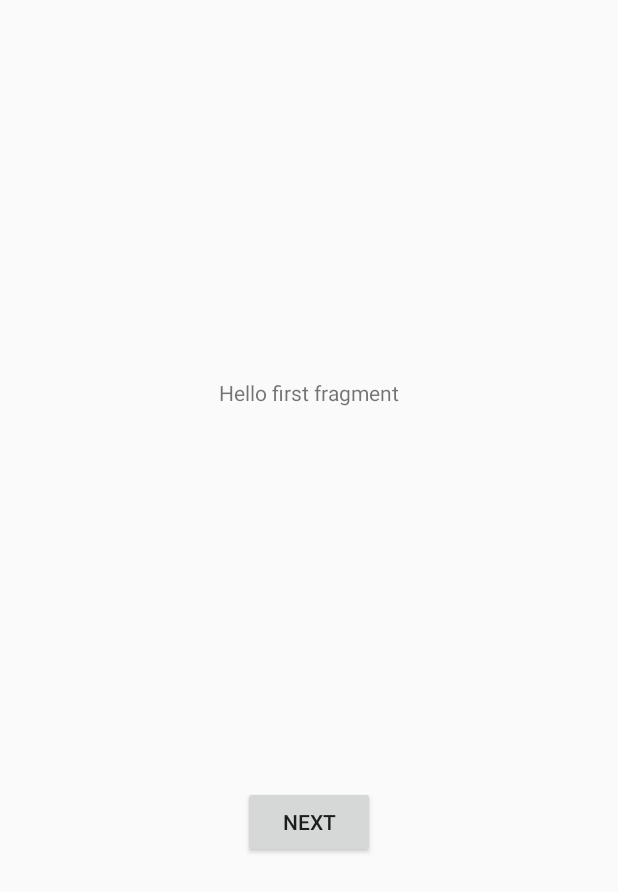
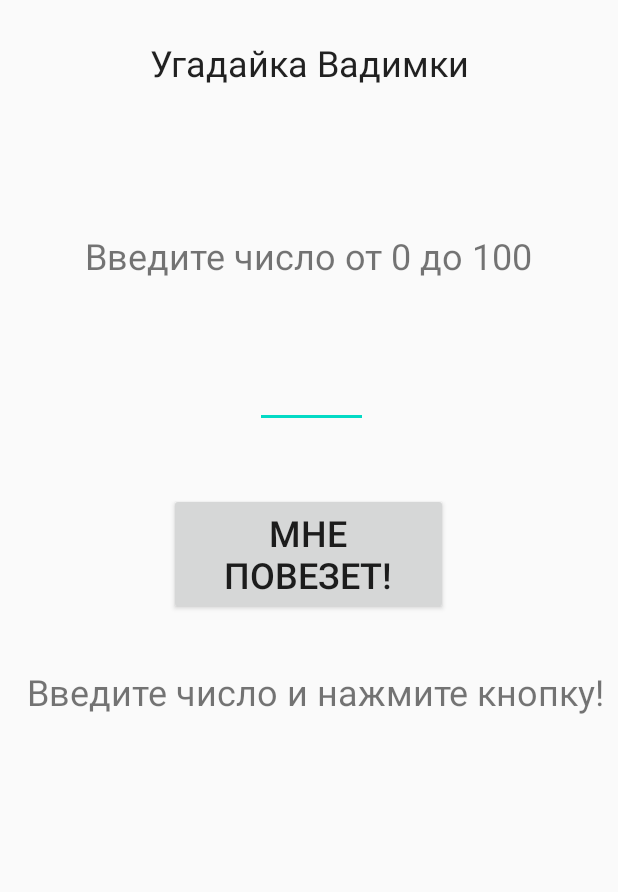
Before and after one commit to SVadimko/Guess_game, an Android app: the layout fragment_first.xml on its own in the app's theme, with its tools: preview values and no code run, on a phone screen of 412 x 824 dp. Shown: the top 892 px of the screen. Run offline under Robolectric (Android 15) with nearby library versions, the phone set to English and light mode, and no system bars.

Commit message:
create gui

```diff
--- a/app/src/main/res/layout/activity_main.xml
+++ b/app/src/main/res/layout/activity_main.xml
@@ -5,7 +5,7 @@
         xmlns:tools="http://schemas.android.com/tools"
         android:layout_width="match_parent"
         android:layout_height="match_parent"
-        tools:context=".MainActivity">
+        tools:context=".MainActivity" android:visibility="invisible" tools:visibility="invisible">
 
     <com.google.android.material.appbar.AppBarLayout
             android:layout_height="wrap_content"
@@ -29,6 +29,7 @@
             android:layout_height="wrap_content"
             android:layout_gravity="bottom|end"
             android:layout_margin="@dimen/fab_margin"
-            app:srcCompat="@android:drawable/ic_dialog_email"/>
+            app:srcCompat="@android:drawable/ic_dialog_email" android:visibility="invisible"
+            tools:visibility="invisible"/>
 
 </androidx.coordinatorlayout.widget.CoordinatorLayout>
--- a/app/src/main/res/layout/content_main.xml
+++ b/app/src/main/res/layout/content_main.xml
@@ -15,5 +15,6 @@
             app:layout_constraintTop_toTopOf="parent"
             app:layout_constraintBottom_toBottomOf="parent"
             app:defaultNavHost="true"
-            app:navGraph="@navigation/nav_graph"/>
+            app:navGraph="@navigation/nav_graph" app:layout_constraintHorizontal_bias="0.0"
+            app:layout_constraintVertical_bias="0.0"/>
 </androidx.constraintlayout.widget.ConstraintLayout>
--- a/app/src/main/res/layout/fragment_first.xml
+++ b/app/src/main/res/layout/fragment_first.xml
@@ -6,26 +6,50 @@
         android:layout_width="match_parent"
         android:layout_height="match_parent"
         tools:context=".FirstFragment">
-
     <TextView
-            android:id="@+id/textview_first"
+            android:text="Угадайка Вадимки"
+            android:layout_width="232dp"
+            android:layout_height="68dp" android:id="@+id/head"
+            android:textAppearance="@style/TextAppearance.AppCompat.Large"
+            app:layout_constraintEnd_toEndOf="parent" app:layout_constraintStart_toStartOf="parent"
+            android:layout_marginStart="25dp" android:layout_marginEnd="25dp" android:visibility="visible"
+            android:textAlignment="center" android:textIsSelectable="false" android:textSize="24sp"
+            app:layout_constraintTop_toTopOf="parent" android:layout_marginTop="25dp"/>
+    <TextView
+            android:text="Введите число от 0 до 100"
+            android:layout_width="380dp"
+            android:layout_height="56dp" android:id="@+id/tasking"
+            android:textSize="24sp" android:layout_marginEnd="51dp" app:layout_constraintEnd_toEndOf="parent"
+            app:layout_constraintStart_toStartOf="parent" android:layout_marginStart="50dp"
+            app:layout_constraintTop_toBottomOf="@+id/head" app:layout_constraintBottom_toBottomOf="parent"
+            android:layout_marginBottom="585dp" android:textAlignment="center" android:layout_marginTop="32dp"/>
+    <EditText
             android:layout_width="wrap_content"
             android:layout_height="wrap_content"
-            android:text="@string/hello_first_fragment"
-            app:layout_constraintTop_toTopOf="parent"
-            app:layout_constraintStart_toStartOf="parent"
-            app:layout_constraintEnd_toEndOf="parent"
-            app:layout_constraintBottom_toTopOf="@id/button_first"
-    />
-
+            android:inputType="number"
+            android:ems="10"
+            android:id="@+id/gues_fld"
+            app:layout_constraintTop_toBottomOf="@+id/tasking" app:layout_constraintStart_toStartOf="parent"
+            android:layout_marginStart="170dp" android:layout_marginEnd="97dp"
+            app:layout_constraintEnd_toEndOf="parent" app:layout_constraintBottom_toBottomOf="parent"
+            android:layout_marginBottom="538dp" app:layout_constraintHorizontal_bias="0.0"
+            app:layout_constraintVertical_bias="0.0" android:layout_marginTop="30dp" android:width="75dp"/>
     <Button
-            android:id="@+id/button_first"
-            android:layout_width="wrap_content"
-            android:layout_height="wrap_content"
-            android:text="@string/next"
-            app:layout_constraintTop_toBottomOf="@id/textview_first"
-            app:layout_constraintStart_toStartOf="parent"
-            app:layout_constraintEnd_toEndOf="parent"
-            app:layout_constraintBottom_toBottomOf="parent"
-    />
+            android:text="Мне повезет!"
+            android:layout_width="186dp"
+            android:layout_height="81dp" android:id="@+id/gues_btn"
+            android:layout_marginTop="35dp"
+            app:layout_constraintTop_toBottomOf="@+id/gues_fld" app:layout_constraintStart_toStartOf="parent"
+            android:layout_marginStart="145dp" android:layout_marginEnd="146dp"
+            app:layout_constraintEnd_toEndOf="parent" app:layout_constraintBottom_toBottomOf="parent"
+            android:layout_marginBottom="406dp" android:textSize="24sp"/>
+    <TextView
+            android:text="Введите число и нажмите кнопку!"
+            android:layout_width="397dp"
+            android:layout_height="72dp" android:id="@+id/info"
+            android:textSize="24sp" android:textAlignment="center"
+            android:layout_marginTop="23dp" app:layout_constraintTop_toBottomOf="@+id/gues_btn"
+            app:layout_constraintStart_toStartOf="parent" android:layout_marginStart="11dp"
+            android:layout_marginEnd="3dp" app:layout_constraintEnd_toEndOf="parent"
+            app:layout_constraintBottom_toBottomOf="parent" android:layout_marginBottom="296dp"/>
 </androidx.constraintlayout.widget.ConstraintLayout>
--- a/app/src/main/res/navigation/nav_graph.xml
+++ b/app/src/main/res/navigation/nav_graph.xml
@@ -9,20 +9,5 @@
             android:id="@+id/FirstFragment"
             android:name="com.example.guess_game.FirstFragment"
             android:label="@string/first_fragment_label"
-            tools:layout="@layout/fragment_first">
-
-        <action
-                android:id="@+id/action_FirstFragment_to_SecondFragment"
-                app:destination="@id/SecondFragment"/>
-    </fragment>
-    <fragment
-            android:id="@+id/SecondFragment"
-            android:name="com.example.guess_game.SecondFragment"
-            android:label="@string/second_fragment_label"
-            tools:layout="@layout/fragment_second">
-
-        <action
-                android:id="@+id/action_SecondFragment_to_FirstFragment"
-                app:destination="@id/FirstFragment"/>
-    </fragment>
+            tools:layout="@layout/fragment_first"/>
 </navigation>
```
